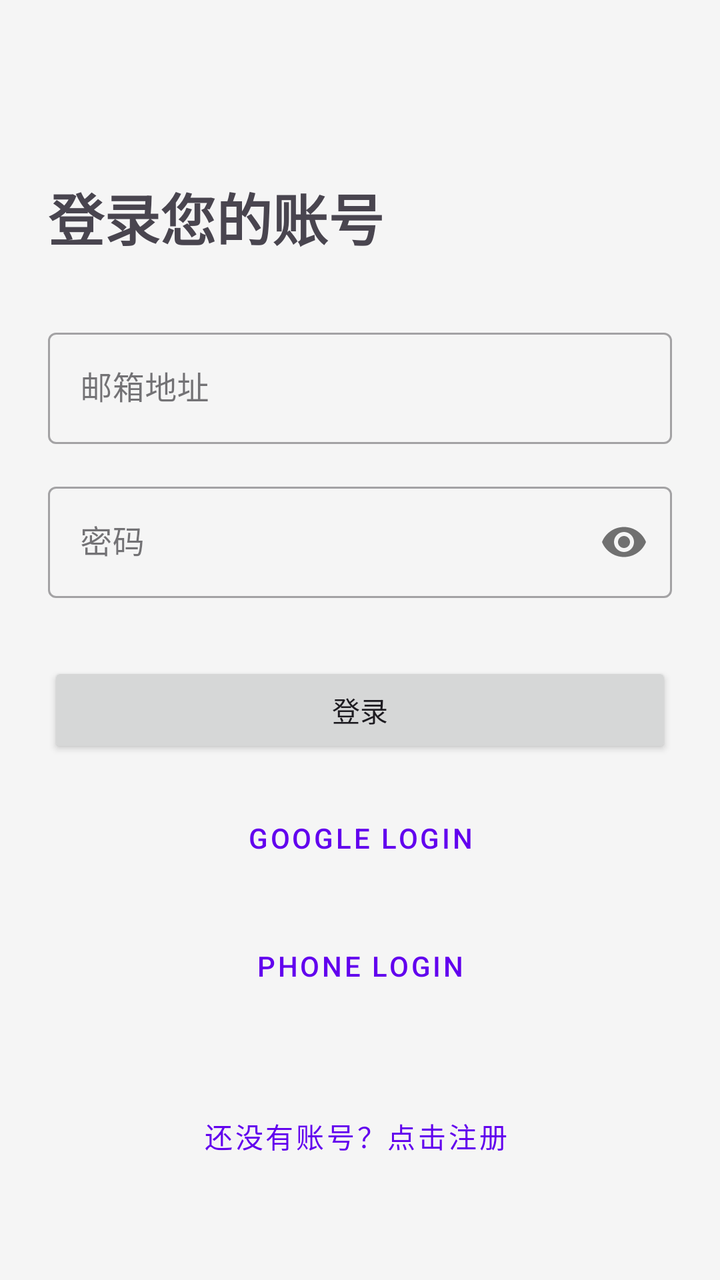
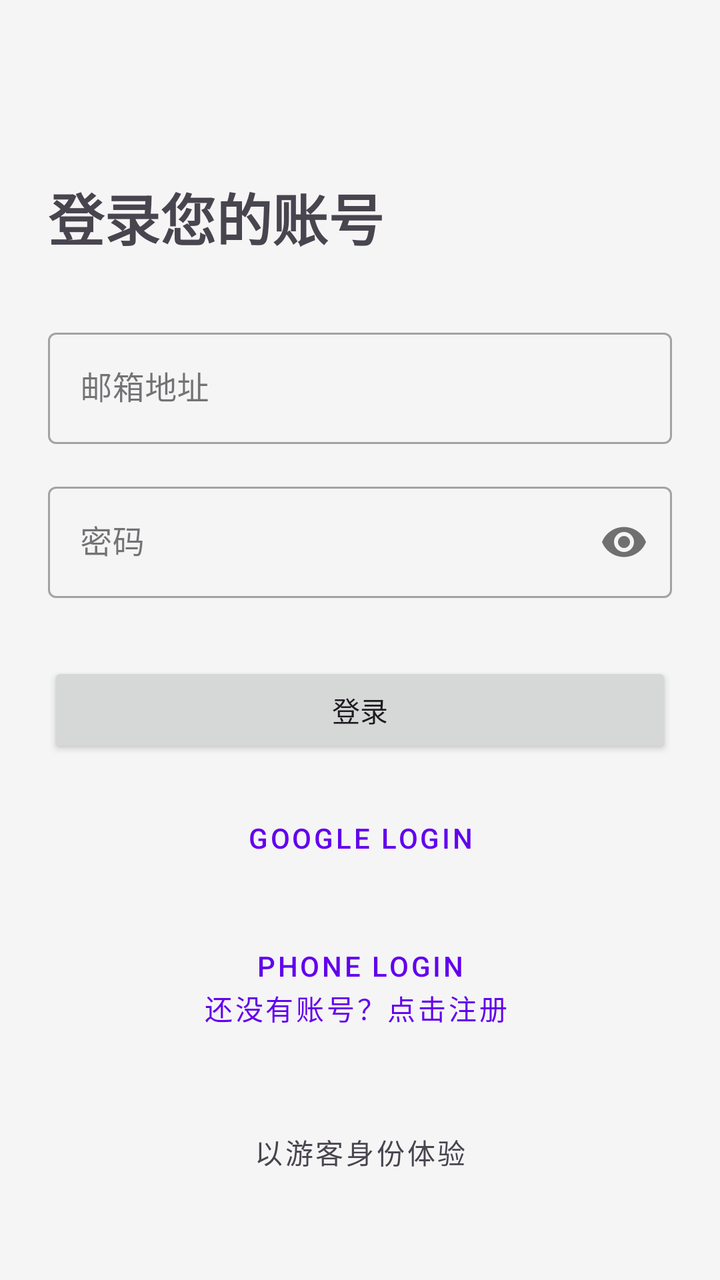

Compare the two renders of this Android layout. The source of the first and the diff that turns it into the second are given below.
<!-- AndroidManifest.xml: application theme Theme.Persona -->
<!-- res/layout/fragment_sign_in.xml -->
<?xml version="1.0" encoding="utf-8"?>
<androidx.constraintlayout.widget.ConstraintLayout xmlns:android="http://schemas.android.com/apk/res/android"
    xmlns:app="http://schemas.android.com/apk/res-auto"
    xmlns:tools="http://schemas.android.com/tools"
    android:layout_width="match_parent"
    android:layout_height="match_parent"
    android:padding="24dp"
    tools:context=".features.auth.SignInFragment">

    <TextView
        android:id="@+id/tv_title"
        android:layout_width="wrap_content"
        android:layout_height="wrap_content"
        android:text="登录您的账号"
        android:textSize="28sp"
        android:textStyle="bold"
        app:layout_constraintTop_toTopOf="parent"
        app:layout_constraintStart_toStartOf="parent"
        android:layout_marginTop="64dp" />

    <com.google.android.material.textfield.TextInputLayout
        android:id="@+id/til_email"
        android:layout_width="0dp"
        android:layout_height="wrap_content"
        android:layout_marginTop="32dp"
        app:layout_constraintTop_toBottomOf="@id/tv_title"
        app:layout_constraintStart_toStartOf="parent"
        app:layout_constraintEnd_toEndOf="parent"
        style="@style/Widget.MaterialComponents.TextInputLayout.OutlinedBox">

        <com.google.android.material.textfield.TextInputEditText
            android:id="@+id/et_email"
            android:layout_width="match_parent"
            android:layout_height="wrap_content"
            android:hint="邮箱地址"
            android:inputType="textEmailAddress" />
    </com.google.android.material.textfield.TextInputLayout>

    <com.google.android.material.textfield.TextInputLayout
        android:id="@+id/til_password"
        android:layout_width="0dp"
        android:layout_height="wrap_content"
        android:layout_marginTop="16dp"
        app:layout_constraintTop_toBottomOf="@id/til_email"
        app:layout_constraintStart_toStartOf="parent"
        app:layout_constraintEnd_toEndOf="parent"
        app:passwordToggleEnabled="true"
        style="@style/Widget.MaterialComponents.TextInputLayout.OutlinedBox">

        <com.google.android.material.textfield.TextInputEditText
            android:id="@+id/et_password"
            android:layout_width="match_parent"
            android:layout_height="wrap_content"
            android:hint="密码"
            android:inputType="textPassword" />
    </com.google.android.material.textfield.TextInputLayout>

    <Button
        android:id="@+id/btn_sign_in"
        android:layout_width="0dp"
        android:layout_height="wrap_content"
        android:layout_marginTop="32dp"
        android:text="登录"
        app:layout_constraintTop_toBottomOf="@id/til_password"
        app:layout_constraintStart_toStartOf="parent"
        app:layout_constraintEnd_toEndOf="parent" />
    <Button
        android:id="@+id/btn_google_sign_in"
        style="@style/Widget.MaterialComponents.Button.TextButton"
        android:layout_width="0dp"
        android:layout_height="wrap_content"
        android:layout_marginTop="16dp"
        android:text="Google Login"
        app:layout_constraintTop_toBottomOf="@+id/btn_sign_in"
        app:layout_constraintStart_toStartOf="parent"
        app:layout_constraintEnd_toEndOf="parent" />
    <Button
        android:id="@+id/btn_phone_sign_in"
        style="@style/Widget.MaterialComponents.Button.TextButton"
        android:layout_width="0dp"
        android:layout_height="wrap_content"
        android:layout_marginTop="16dp"
        android:text="Phone Login"
        app:layout_constraintTop_toBottomOf="@id/btn_google_sign_in"
        app:layout_constraintStart_toStartOf="parent"
        app:layout_constraintEnd_toEndOf="parent" />
    <Button
        android:id="@+id/btn_go_to_sign_up"
        style="@style/Widget.MaterialComponents.Button.TextButton"
        android:layout_width="wrap_content"
        android:layout_height="wrap_content"
        android:layout_marginBottom="24dp"
        android:text="还没有账号？点击注册 "
        app:layout_constraintBottom_toBottomOf="parent"
        app:layout_constraintStart_toStartOf="parent"
        app:layout_constraintEnd_toEndOf="parent" />

</androidx.constraintlayout.widget.ConstraintLayout>
<!-- resources referenced by this layout -->
<resources>
  <style name="Theme.Persona" parent="Base.Theme.Persona" />
  <style name="Base.Theme.Persona" parent="Theme.Material3.DayNight.NoActionBar">
          
          <item name="colorPrimary">@color/primary_purple</item>
          <item name="android:statusBarColor">@color/app_background</item>
          <item name="android:windowBackground">@color/app_background</item>
      </style>
  <color name="primary_purple">#6200EE</color>
  <color name="app_background">#F5F5F5</color>
</resources>

<!-- the commit's change to res/layout/fragment_sign_in.xml (unified diff, before → after) -->
@@ -91,6 +91,18 @@
         android:layout_height="wrap_content"
         android:layout_marginBottom="24dp"
         android:text="还没有账号？点击注册 "
+        app:layout_constraintBottom_toTopOf="@id/btn_guest"
+        app:layout_constraintStart_toStartOf="parent"
+        app:layout_constraintEnd_toEndOf="parent" />
+
+    <Button
+        android:id="@+id/btn_guest"
+        style="@style/Widget.MaterialComponents.Button.TextButton"
+        android:layout_width="wrap_content"
+        android:layout_height="wrap_content"
+        android:layout_marginBottom="16dp"
+        android:text="以游客身份体验"
+        android:textColor="?android:attr/textColorSecondary"
         app:layout_constraintBottom_toBottomOf="parent"
         app:layout_constraintStart_toStartOf="parent"
         app:layout_constraintEnd_toEndOf="parent" />
